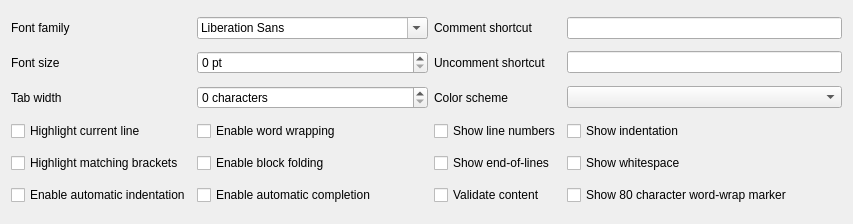
Before: the Qt Designer form resources/ui/prefsWidget.ui in smathot/QProgEdit, drawn with Qt 5.
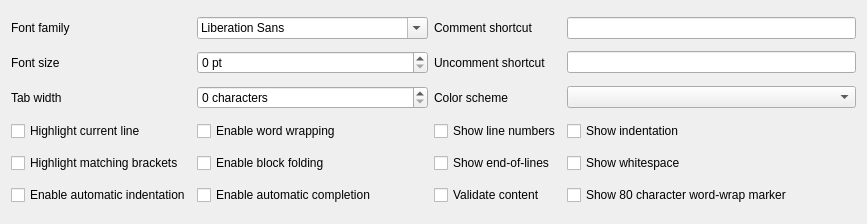
After: the same form once the commit is applied.

Commit message: Improve focus behavior and tab switching

What changed in the file:
```diff
--- a/resources/ui/prefsWidget.ui
+++ b/resources/ui/prefsWidget.ui
@@ -6,7 +6,7 @@
    <rect>
     <x>0</x>
     <y>0</y>
-    <width>853</width>
+    <width>867</width>
     <height>224</height>
    </rect>
   </property>
```
Left out of the diff: 20 changed lines with no effect on the pictures. The commit also changes 7 other files.
